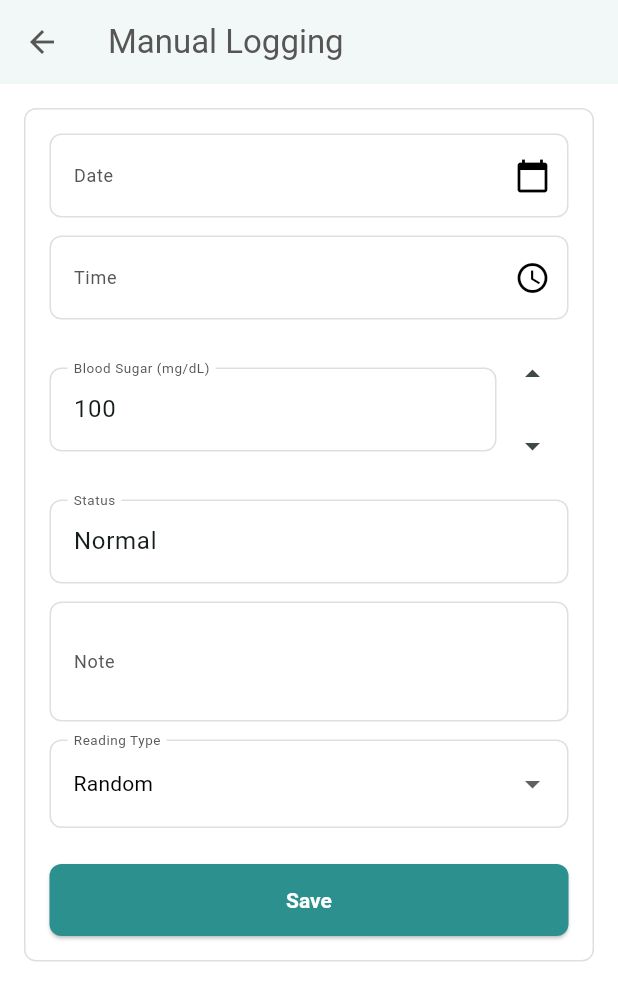
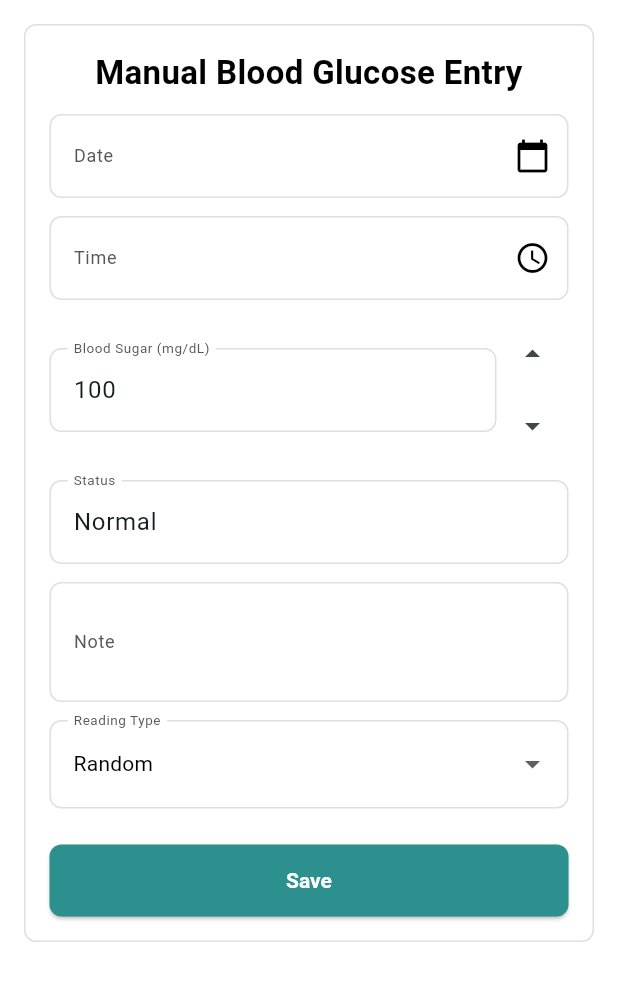
Before and after one commit to ywxvnz/glucomate, a Flutter app: the ManualLoggingScreen widget shown alone on an empty page, opened directly, on a phone screen of 412 x 824 dp. Shown: the top 1001 px of the screen. Run offline on Flutter 3.47's test engine with Material 3 defaults, Android fonts, the phone set to English and light mode, and no system bars; our stand-ins replace font_awesome_flutter, google_fonts.

Commit message:
screen title

```diff
--- a/lib/screens/manual_logging_screen.dart
+++ b/lib/screens/manual_logging_screen.dart
@@ -13,15 +13,11 @@ class ManualLoggingScreen extends StatefulWidget {
 
 class _ManualLoggingScreenState extends State<ManualLoggingScreen> {
   final GlucoseRepository repository = GlucoseRepository();
-
   final TextEditingController dateController = TextEditingController();
   final TextEditingController timeController = TextEditingController();
-  final TextEditingController glucoseController = TextEditingController(
-    text: '100',
-  );
+  final TextEditingController glucoseController = TextEditingController(text: '100');
   final TextEditingController statusController = TextEditingController();
   final TextEditingController noteController = TextEditingController();
-
   String readingType = 'Random';
 
   @override
@@ -32,14 +28,9 @@ class _ManualLoggingScreenState extends State<ManualLoggingScreen> {
 
   @override
   Widget build(BuildContext context) {
-    return Scaffold(
-      appBar: AppBar(
-        title: const Text('Manual Logging'),
-        backgroundColor: AppColors.white,
-        foregroundColor: AppColors.textGray,
-        elevation: 1,
-      ),
-      body: Padding(
+    return Container(
+      color: AppColors.background,
+      child: Padding(
         padding: const EdgeInsets.all(16),
         child: Container(
           padding: const EdgeInsets.all(16),
@@ -51,77 +42,28 @@ class _ManualLoggingScreenState extends State<ManualLoggingScreen> {
           child: SingleChildScrollView(
             child: Column(
               children: [
-                // DATE
-                TextField(
-                  controller: dateController,
-                  readOnly: true,
-                  decoration: const InputDecoration(
-                    labelText: 'Date',
-                    suffixIcon: Icon(Icons.calendar_today),
+                Center(
+                  child: Text(
+                    'Manual Blood Glucose Entry',
+                    style: AppTextStyles.headline(color: AppColors.textBlack),
+                    textAlign: TextAlign.center,
                   ),
-                  onTap: _pickDate,
                 ),
                 const SizedBox(height: 12),
 
-                // TIME
-                TextField(
-                  controller: timeController,
-                  readOnly: true,
-                  decoration: const InputDecoration(
-                    labelText: 'Time',
-                    suffixIcon: Icon(Icons.access_time),
-                  ),
-                  onTap: _pickTime,
-                ),
+                TextField(controller: dateController, readOnly: true, decoration: const InputDecoration(labelText: 'Date', suffixIcon: Icon(Icons.calendar_today)), onTap: _pickDate),
                 const SizedBox(height: 12),
-
-                // BLOOD SUGAR WITH STEPPER
-                Row(
-                  children: [
-                    Expanded(
-                      child: TextField(
-                        controller: glucoseController,
-                        keyboardType: TextInputType.number,
-                        decoration: const InputDecoration(
-                          labelText: 'Blood Sugar (mg/dL)',
-                        ),
-                        onChanged: (_) => _updateStatus(),
-                      ),
-                    ),
-                    Column(
-                      children: [
-                        IconButton(
-                          icon: const Icon(Icons.arrow_drop_up),
-                          onPressed: () => _changeGlucose(1),
-                        ),
-                        IconButton(
-                          icon: const Icon(Icons.arrow_drop_down),
-                          onPressed: () => _changeGlucose(-1),
-                        ),
-                      ],
-                    ),
-                  ],
-                ),
-
+                TextField(controller: timeController, readOnly: true, decoration: const InputDecoration(labelText: 'Time', suffixIcon: Icon(Icons.access_time)), onTap: _pickTime),
                 const SizedBox(height: 12),
-
-                // STATUS (AUTO)
-                TextField(
-                  controller: statusController,
-                  readOnly: true,
-                  decoration: const InputDecoration(labelText: 'Status'),
-                ),
+                Row(children: [
+                  Expanded(child: TextField(controller: glucoseController, keyboardType: TextInputType.number, decoration: const InputDecoration(labelText: 'Blood Sugar (mg/dL)'), onChanged: (_) => _updateStatus())),
+                  Column(children: [IconButton(icon: const Icon(Icons.arrow_drop_up), onPressed: () => _changeGlucose(1)), IconButton(icon: const Icon(Icons.arrow_drop_down), onPressed: () => _changeGlucose(-1))]),
+                ]),
                 const SizedBox(height: 12),
-
-                // NOTE
-                TextField(
-                  controller: noteController,
-                  maxLines: 2,
-                  decoration: const InputDecoration(labelText: 'Note'),
-                ),
+                TextField(controller: statusController, readOnly: true, decoration: const InputDecoration(labelText: 'Status')),
                 const SizedBox(height: 12),
-
-                // READING TYPE DROPDOWN
+                TextField(controller: noteController, maxLines: 2, decoration: const InputDecoration(labelText: 'Note')),
+                const SizedBox(height: 12),
                 DropdownButtonFormField<String>(
                   initialValue: readingType,
                   decoration: const InputDecoration(labelText: 'Reading Type'),
@@ -130,21 +72,14 @@ class _ManualLoggingScreenState extends State<ManualLoggingScreen> {
                     DropdownMenuItem(value: 'Before Meal', child: Text('Before Meal', style: AppTextStyles.body())),
                     DropdownMenuItem(value: 'After Meal', child: Text('After Meal', style: AppTextStyles.body())),
                   ],
-                  onChanged: (value) {
-                    setState(() => readingType = value!);
-                  },
+                  onChanged: (value) => setState(() => readingType = value!),
                 ),
                 const SizedBox(height: 24),
-
-                // SAVE
                 SizedBox(
                   width: double.infinity,
                   child: ElevatedButton(
                     onPressed: _saveEntry,
-                    style: ElevatedButton.styleFrom(
-                      backgroundColor: AppColors.buttonCyan,
-                      padding: const EdgeInsets.symmetric(vertical: 16),
-                    ),
+                    style: ElevatedButton.styleFrom(backgroundColor: AppColors.buttonCyan, padding: const EdgeInsets.symmetric(vertical: 16)),
                     child: Text('Save', style: AppTextStyles.button()),
                   ),
                 ),
```
Also changed, not shown: lib/screens/log_records_screen.dart (+22 -42 lines), lib/screens/scan_glucometer_screen.dart (+17 -45 lines).
